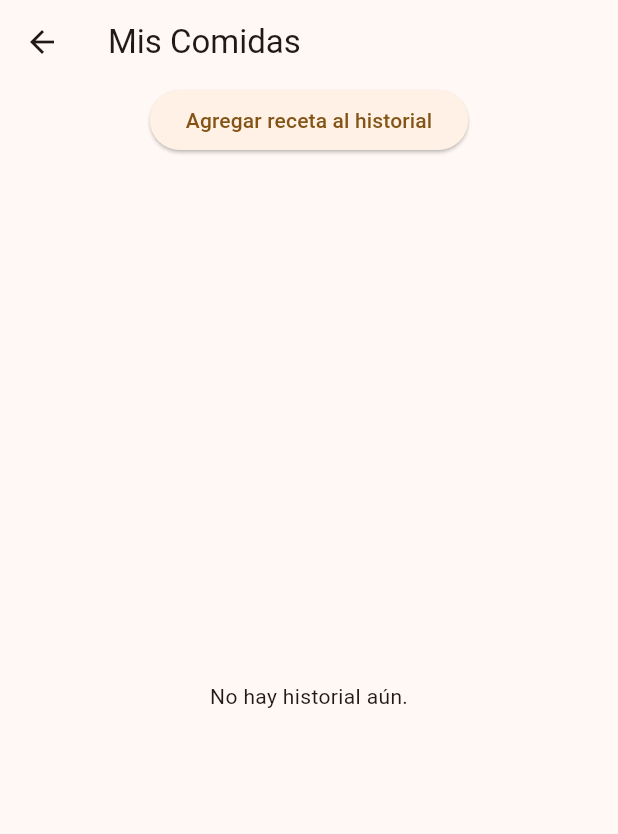
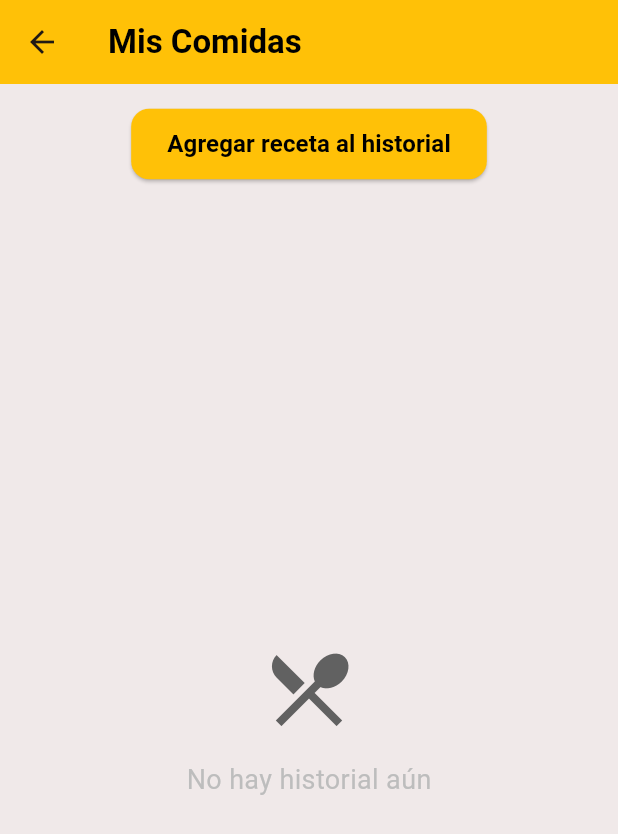
Before and after one commit to Oscarmrl/Tortilla_Digital, a Flutter app: the MisComidasScreen screen opened directly, on a phone screen of 412 x 824 dp. Shown: the top 834 px of the screen. Run offline on Flutter 3.47's test engine with Material 3 defaults, Android fonts, the light colour scheme and no system bars; our stand-ins replace cloud_firestore, firebase_auth, firebase_core, firebase_storage, get, image_picker; accounts and stored records are empty.

Commit message:
antes de la actualizacion 11 de de noviembre

```diff
--- a/lib/Usuario/pantalla_tus_comidas.dart
+++ b/lib/Usuario/pantalla_tus_comidas.dart
@@ -80,39 +80,146 @@ class _MisComidasScreenState extends State<MisComidasScreen> {
   @override
   Widget build(BuildContext context) {
     return Scaffold(
-      appBar: AppBar(title: const Text('Mis Comidas')),
+      backgroundColor: const Color.fromARGB(255, 240, 233, 233),
+      appBar: AppBar(
+        backgroundColor: Color(0xFFFFC107),
+        title: const Text(
+          'Mis Comidas',
+          style: TextStyle(
+            color: Color.fromARGB(255, 0, 0, 0),
+            fontWeight: FontWeight.bold,
+          ),
+        ),
+        elevation: 0,
+      ),
       body: Column(
         children: [
-          ElevatedButton(
-            onPressed: () async {
-              // Simula agregar una receta con ID aleatorio
-              String recetaId =
-                  'receta${DateTime.now().millisecondsSinceEpoch}';
-              await agregarRecetaAlHistorial(recetaId);
-            },
-            child: const Text('Agregar receta al historial'),
+          Padding(
+            padding: const EdgeInsets.all(16.0),
+            child: ElevatedButton(
+              onPressed: () async {
+                String recetaId =
+                    'receta${DateTime.now().millisecondsSinceEpoch}';
+                await agregarRecetaAlHistorial(recetaId);
+              },
+              style: ElevatedButton.styleFrom(
+                backgroundColor: Colors.amber,
+                foregroundColor: Colors.black,
+                padding: const EdgeInsets.symmetric(
+                  horizontal: 24,
+                  vertical: 12,
+                ),
+                shape: RoundedRectangleBorder(
+                  borderRadius: BorderRadius.circular(12),
+                ),
+              ),
+              child: const Text(
+                'Agregar receta al historial',
+                style: TextStyle(fontSize: 16, fontWeight: FontWeight.bold),
+              ),
+            ),
           ),
           Expanded(
             child: FutureBuilder<List<Map<String, dynamic>>>(
               future: obtenerHistorialOrdenado(),
               builder: (context, snapshot) {
                 if (snapshot.connectionState == ConnectionState.waiting) {
-                  return const Center(child: CircularProgressIndicator());
+                  return const Center(
+                    child: CircularProgressIndicator(
+                      valueColor: AlwaysStoppedAnimation<Color>(Colors.amber),
+                    ),
+                  );
                 }
                 if (!snapshot.hasData || snapshot.data!.isEmpty) {
-                  return const Center(child: Text('No hay historial aún.'));
+                  return Center(
+                    child: Column(
+                      mainAxisAlignment: MainAxisAlignment.center,
+                      children: [
+                        Icon(
+                          Icons.restaurant_menu,
+                          size: 64,
+                          color: Colors.grey[700],
+                        ),
+                        const SizedBox(height: 16),
+                        Text(
+                          'No hay historial aún',
+                          style: TextStyle(
+                            color: Colors.grey[400],
+                            fontSize: 18,
+                          ),
+                        ),
+                      ],
+                    ),
+                  );
                 }
 
                 final historial = snapshot.data!;
-                return ListView.builder(
+                return GridView.builder(
+                  padding: const EdgeInsets.all(16),
+                  gridDelegate: const SliverGridDelegateWithFixedCrossAxisCount(
+                    crossAxisCount: 2,
+                    childAspectRatio: 0.85,
+                    crossAxisSpacing: 16,
+                    mainAxisSpacing: 16,
+                  ),
                   itemCount: historial.length,
                   itemBuilder: (context, index) {
                     final receta = historial[index];
                     final id = receta['idReceta']?.toString() ?? '';
                     final fecha = _formatTimestamp(receta['fecha']);
-                    return ListTile(
-                      title: Text('Receta: $id'),
-                      subtitle: Text('Vista: $fecha'),
+                    return Card(
+                      elevation: 8,
+                      shape: RoundedRectangleBorder(
+                        borderRadius: BorderRadius.circular(16),
+                      ),
+                      color: const Color.fromARGB(255, 73, 77, 22),
+                      child: InkWell(
+                        onTap: () {
+                          // Aquí puedes agregar la navegación a los detalles de la receta
+                        },
+                        borderRadius: BorderRadius.circular(16),
+                        child: Padding(
+                          padding: const EdgeInsets.all(16),
+                          child: Column(
+                            crossAxisAlignment: CrossAxisAlignment.start,
+                            children: [
+                              Container(
+                                height: 100,
+                                decoration: BoxDecoration(
+                                  color: Colors.amber,
+                                  borderRadius: BorderRadius.circular(12),
+                                ),
+                                child: const Center(
+                                  child: Icon(
+                                    Icons.restaurant,
+                                    size: 40,
+                                    color: Colors.black87,
+                                  ),
+                                ),
+                              ),
+                              const SizedBox(height: 12),
+                              Text(
+                                'Receta: ${id.substring(6)}',
+                                style: const TextStyle(
+                                  color: Colors.white,
+                                  fontSize: 16,
+                                  fontWeight: FontWeight.bold,
+                                ),
+                                maxLines: 1,
+                                overflow: TextOverflow.ellipsis,
+                              ),
+                              const SizedBox(height: 4),
+                              Text(
+                                fecha,
+                                style: TextStyle(
+                                  color: Colors.grey[400],
+                                  fontSize: 14,
+                                ),
+                              ),
+                            ],
+                          ),
+                        ),
+                      ),
                     );
                   },
                 );
```
Also changed, not shown: lib/Usuario/pantalla_mis_recetas.dart (added, +251 -0 lines), lib/Usuario/pantallainicio.dart (+5 -8 lines).
